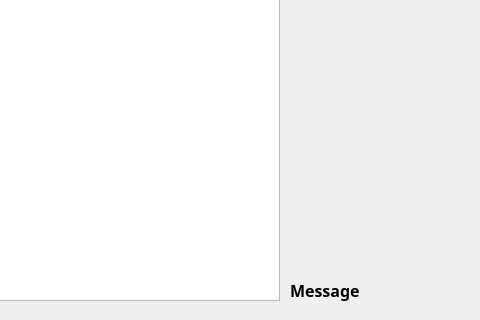
This is MainWindow.ui in artemyarotskyi/disko as Qt 5 draws it before an edit; both pictures show x 520 to 1000 and y 280 to 600 of the 1000 by 600 pixel window. The edited form follows.
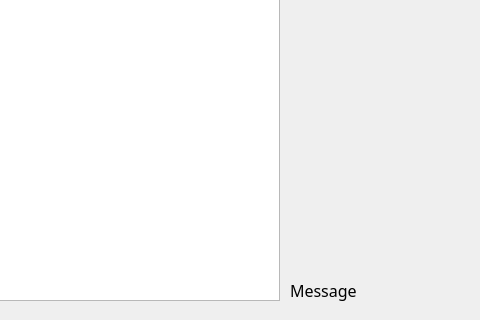
This is the edited form.

```diff
--- a/MainWindow.ui
+++ b/MainWindow.ui
@@ -330,8 +330,8 @@
      <font>
       <family>Gadugi</family>
       <pointsize>12</pointsize>
-      <weight>75</weight>
-      <bold>true</bold>
+      <weight>50</weight>
+      <bold>false</bold>
      </font>
     </property>
     <property name="text">
```
